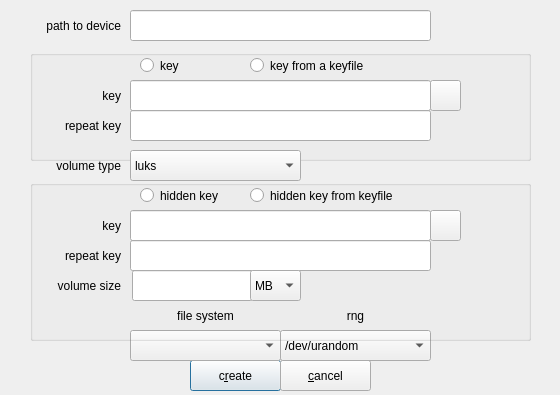
Above: zuluCrypt-gui/createvolume.ui from mhogomchungu/zuluCrypt before the change. Below: the same form after it.
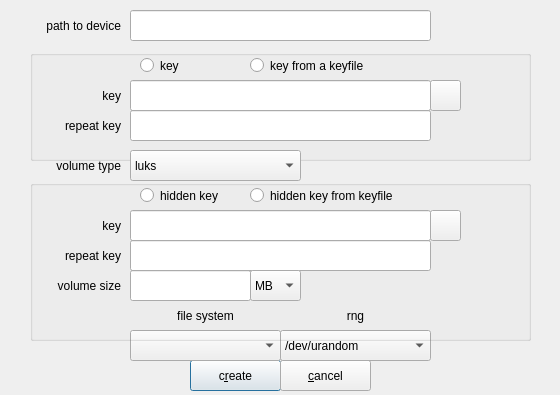
That is the form after the change.

```diff
--- a/zuluCrypt-gui/createvolume.ui
+++ b/zuluCrypt-gui/createvolume.ui
@@ -240,9 +240,9 @@
   <widget class="QLabel" name="labelvolumetype">
    <property name="geometry">
     <rect>
-     <x>30</x>
+     <x>0</x>
      <y>150</y>
-     <width>91</width>
+     <width>121</width>
      <height>31</height>
     </rect>
    </property>
@@ -378,7 +378,7 @@
    <widget class="QLineEdit" name="lineEditHiddenSize">
     <property name="geometry">
      <rect>
-      <x>102</x>
+      <x>100</x>
       <y>90</y>
       <width>121</width>
       <height>31</height>
```
